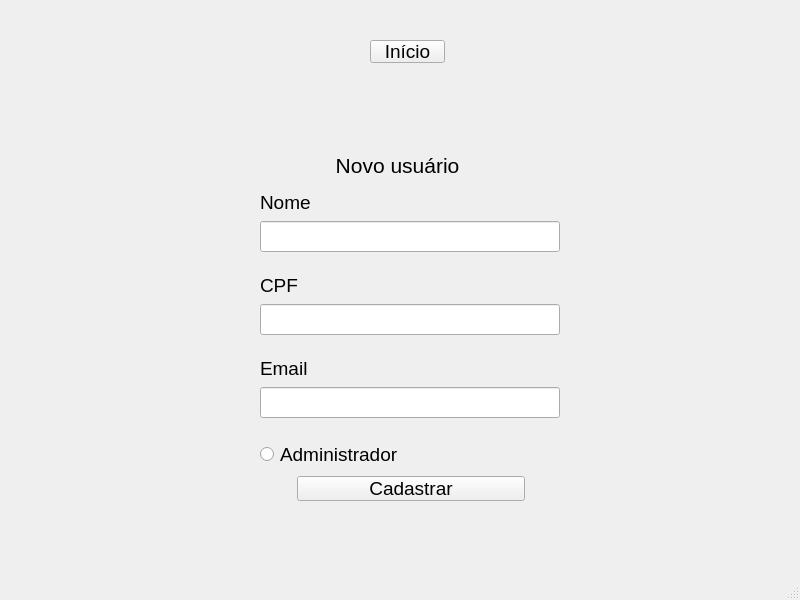
LuisCunha05/sistema_biblioteca, file biblioteca/view/layouts/cadastrar_usuario.ui: the form before one commit.
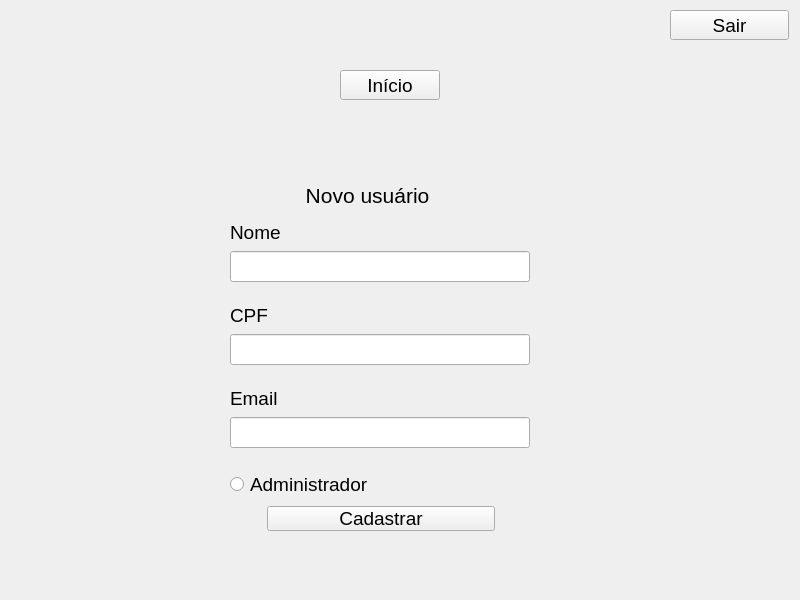
The form after the commit.

Commit message: Adicionado cadastrar usuario e mais interações entre as telas

```diff
--- a/biblioteca/view/layouts/cadastrar_usuario.ui
+++ b/biblioteca/view/layouts/cadastrar_usuario.ui
@@ -1,7 +1,7 @@
 <?xml version="1.0" encoding="UTF-8"?>
 <ui version="4.0">
- <class>cadastrarUsuario</class>
- <widget class="QMainWindow" name="cadastrarUsuario">
+ <class>Form</class>
+ <widget class="QWidget" name="Form">
   <property name="geometry">
    <rect>
     <x>0</x>
@@ -10,27 +10,145 @@
     <height>600</height>
    </rect>
   </property>
+  <property name="sizePolicy">
+   <sizepolicy hsizetype="Minimum" vsizetype="Minimum">
+    <horstretch>0</horstretch>
+    <verstretch>0</verstretch>
+   </sizepolicy>
+  </property>
+  <property name="minimumSize">
+   <size>
+    <width>800</width>
+    <height>600</height>
+   </size>
+  </property>
   <property name="maximumSize">
    <size>
     <width>1920</width>
     <height>1080</height>
    </size>
   </property>
+  <property name="font">
+   <font>
+    <family>Segoe UI</family>
+    <pointsize>14</pointsize>
+   </font>
+  </property>
   <property name="windowTitle">
    <string>MainWindow</string>
   </property>
-  <widget class="QWidget" name="centralwidget">
+  <widget class="QPushButton" name="b_sair">
+   <property name="geometry">
+    <rect>
+     <x>670</x>
+     <y>10</y>
+     <width>119</width>
+     <height>30</height>
+    </rect>
+   </property>
+   <property name="sizePolicy">
+    <sizepolicy hsizetype="Minimum" vsizetype="Minimum">
+     <horstretch>0</horstretch>
+     <verstretch>0</verstretch>
+    </sizepolicy>
+   </property>
+   <property name="minimumSize">
+    <size>
+     <width>100</width>
+     <height>30</height>
+    </size>
+   </property>
+   <property name="maximumSize">
+    <size>
+     <width>300</width>
+     <height>30</height>
+    </size>
+   </property>
    <property name="font">
     <font>
      <family>Segoe UI</family>
      <pointsize>14</pointsize>
     </font>
    </property>
+   <property name="styleSheet">
+    <string notr="true">text-align:center;padding: 0 10px;</string>
+   </property>
+   <property name="text">
+    <string>Sair</string>
+   </property>
+  </widget>
+  <widget class="QPushButton" name="b_inicio">
+   <property name="geometry">
+    <rect>
+     <x>340</x>
+     <y>70</y>
+     <width>100</width>
+     <height>30</height>
+    </rect>
+   </property>
+   <property name="sizePolicy">
+    <sizepolicy hsizetype="Minimum" vsizetype="Minimum">
+     <horstretch>0</horstretch>
+     <verstretch>0</verstretch>
+    </sizepolicy>
+   </property>
+   <property name="minimumSize">
+    <size>
+     <width>100</width>
+     <height>30</height>
+    </size>
+   </property>
+   <property name="maximumSize">
+    <size>
+     <width>200</width>
+     <height>60</height>
+    </size>
+   </property>
+   <property name="font">
+    <font>
+     <family>Segoe UI</family>
+     <pointsize>14</pointsize>
+    </font>
+   </property>
+   <property name="styleSheet">
+    <string notr="true"/>
+   </property>
+   <property name="text">
+    <string>Início</string>
+   </property>
+  </widget>
+  <widget class="QLabel" name="l_novo">
+   <property name="geometry">
+    <rect>
+     <x>290</x>
+     <y>180</y>
+     <width>155</width>
+     <height>30</height>
+    </rect>
+   </property>
+   <property name="sizePolicy">
+    <sizepolicy hsizetype="Minimum" vsizetype="Minimum">
+     <horstretch>0</horstretch>
+     <verstretch>0</verstretch>
+    </sizepolicy>
+   </property>
+   <property name="font">
+    <font>
+     <pointsize>16</pointsize>
+    </font>
+   </property>
+   <property name="text">
+    <string>Novo usuário</string>
+   </property>
+   <property name="alignment">
+    <set>Qt::AlignCenter</set>
+   </property>
+  </widget>
    <widget class="QWidget" name="verticalLayoutWidget">
     <property name="geometry">
      <rect>
-      <x>260</x>
-      <y>190</y>
+     <x>230</x>
+     <y>220</y>
       <width>302</width>
       <height>313</height>
      </rect>
@@ -232,67 +350,6 @@
      </item>
     </layout>
    </widget>
-   <widget class="QPushButton" name="pushButton">
-    <property name="geometry">
-     <rect>
-      <x>370</x>
-      <y>40</y>
-      <width>75</width>
-      <height>23</height>
-     </rect>
-    </property>
-    <property name="font">
-     <font>
-      <family>Segoe UI</family>
-      <pointsize>14</pointsize>
-     </font>
-    </property>
-    <property name="styleSheet">
-     <string notr="true"/>
-    </property>
-    <property name="text">
-     <string>Início</string>
-    </property>
-   </widget>
-   <widget class="QLabel" name="label">
-    <property name="geometry">
-     <rect>
-      <x>320</x>
-      <y>150</y>
-      <width>155</width>
-      <height>30</height>
-     </rect>
-    </property>
-    <property name="sizePolicy">
-     <sizepolicy hsizetype="Minimum" vsizetype="Minimum">
-      <horstretch>0</horstretch>
-      <verstretch>0</verstretch>
-     </sizepolicy>
-    </property>
-    <property name="font">
-     <font>
-      <pointsize>16</pointsize>
-     </font>
-    </property>
-    <property name="text">
-     <string>Novo usuário</string>
-    </property>
-    <property name="alignment">
-     <set>Qt::AlignCenter</set>
-    </property>
-   </widget>
-  </widget>
-  <widget class="QMenuBar" name="menubar">
-   <property name="geometry">
-    <rect>
-     <x>0</x>
-     <y>0</y>
-     <width>800</width>
-     <height>21</height>
-    </rect>
-   </property>
-  </widget>
-  <widget class="QStatusBar" name="statusbar"/>
  </widget>
  <resources/>
  <connections/>
```
Left out of the diff: 10 changed lines with no effect on the pictures. Lines whose indentation alone changed are shown as unchanged. The commit also changes 4 other files.
